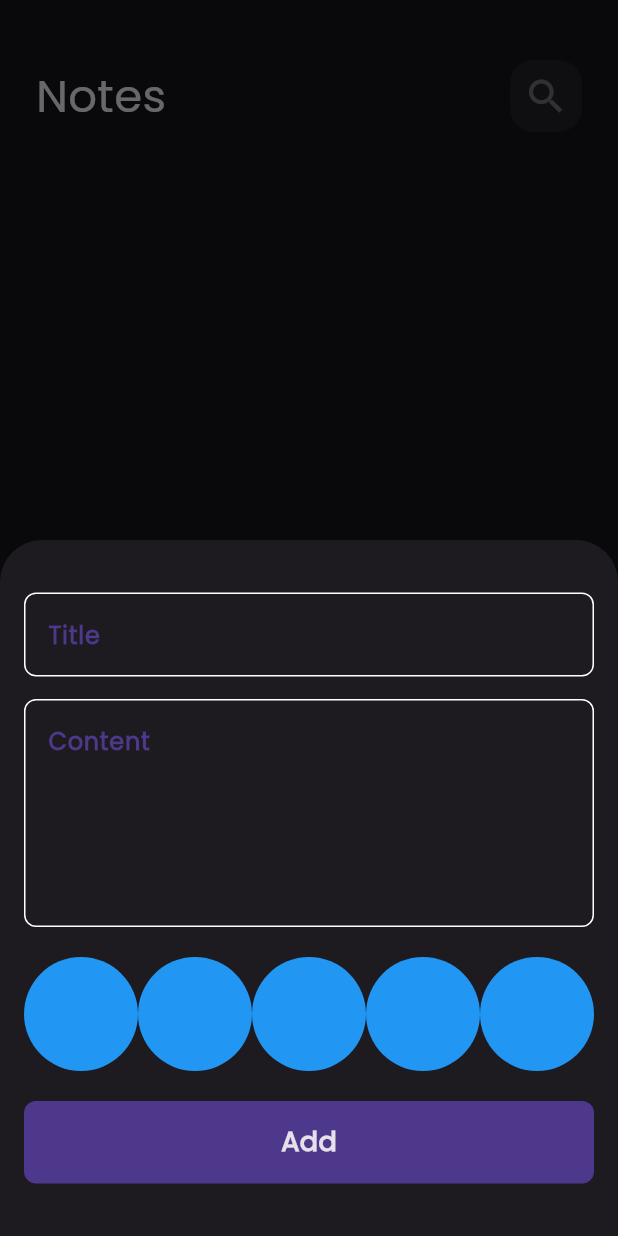
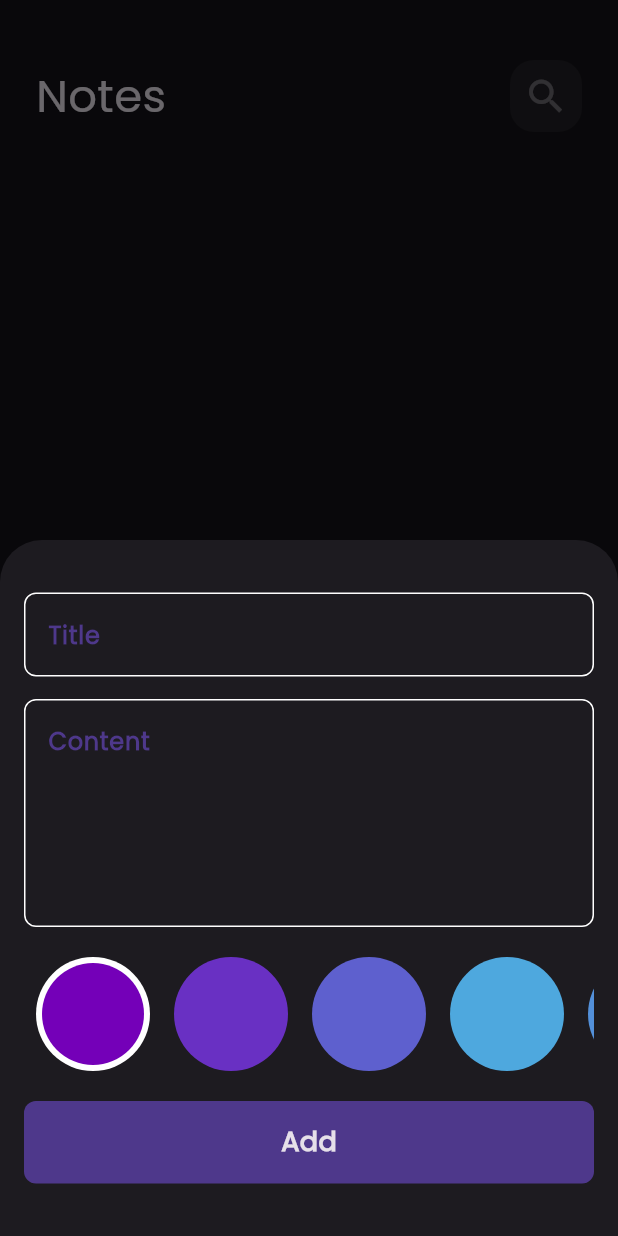
Before and after one commit to khaledtarek12/notes_app, a Flutter app: the screen it shows after launch, after a tap on the "add" icon, on a phone screen of 412 x 824 dp. Run offline on Flutter 3.47's test engine with Material 3 defaults, Android fonts, the phone set to English and light mode, and no system bars; our stand-ins replace bloc, flutter_bloc, font_awesome_flutter, hive, hive_flutter; accounts and stored records are empty.

Commit message:
color  list view

```diff
--- a/lib/views/widget/colors_listview.dart
+++ b/lib/views/widget/colors_listview.dart
@@ -1,29 +1,72 @@
 import 'package:flutter/material.dart';
 
 class ColorItem extends StatelessWidget {
-  const ColorItem({super.key});
+  const ColorItem({super.key, required this.isActive, required this.color});
 
+  final bool isActive;
+  final Color color;
   @override
   Widget build(BuildContext context) {
-    return const CircleAvatar(
-      radius: 38,
-      backgroundColor: Colors.blue,
-    );
+    return isActive
+        ? CircleAvatar(
+            radius: 38,
+            backgroundColor: Colors.white,
+            child: CircleAvatar(
+              radius: 34,
+              backgroundColor: color,
+            ),
+          )
+        : CircleAvatar(
+            radius: 38,
+            backgroundColor: color,
+          );
   }
 }
 
-class ColorListView extends StatelessWidget {
+class ColorListView extends StatefulWidget {
   const ColorListView({super.key});
+
+  @override
+  State<ColorListView> createState() => _ColorListViewState();
+}
+
+class _ColorListViewState extends State<ColorListView> {
+  int currentColor = 0;
+
+  List<Color> color = const [
+    Color(0xff7400B8),
+    Color(0xff6930C3),
+    Color(0xff5E60CE),
+    Color(0xff4EA8DE),
+    Color(0xff5390D9),
+    Color(0xff48BFE3),
+    Color(0xff56CFE1),
+    Color(0xff64DFDF),
+    Color(0xff72EFDD),
+    Color(0xff80FFDB),
+  ];
 
   @override
   Widget build(BuildContext context) {
     return SizedBox(
       height: 38 * 2,
       child: ListView.builder(
-        itemCount: 10,
+        itemCount: color.length,
         scrollDirection: Axis.horizontal,
         itemBuilder: (context, index) {
-          return const ColorItem();
+          return Padding(
+            padding: const EdgeInsets.symmetric(horizontal: 8),
+            child: GestureDetector(
+              onTap: () {
+                currentColor = index;
+                setState(() {});
+              },
+              child: ColorItem(
+                color: color[index],
+                isActive: currentColor == index,
+              ),
+            ),
+          );
         },
       ),
     );
```
